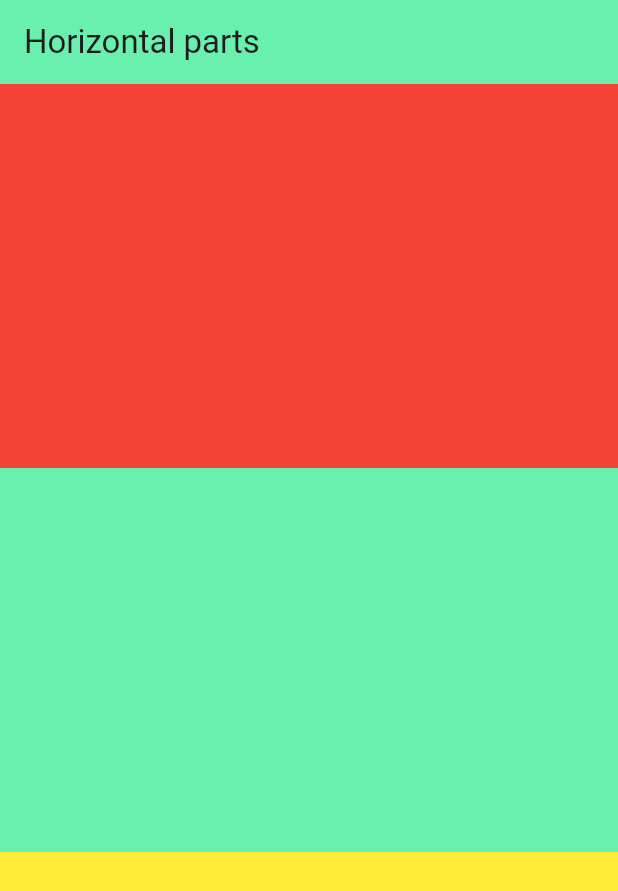
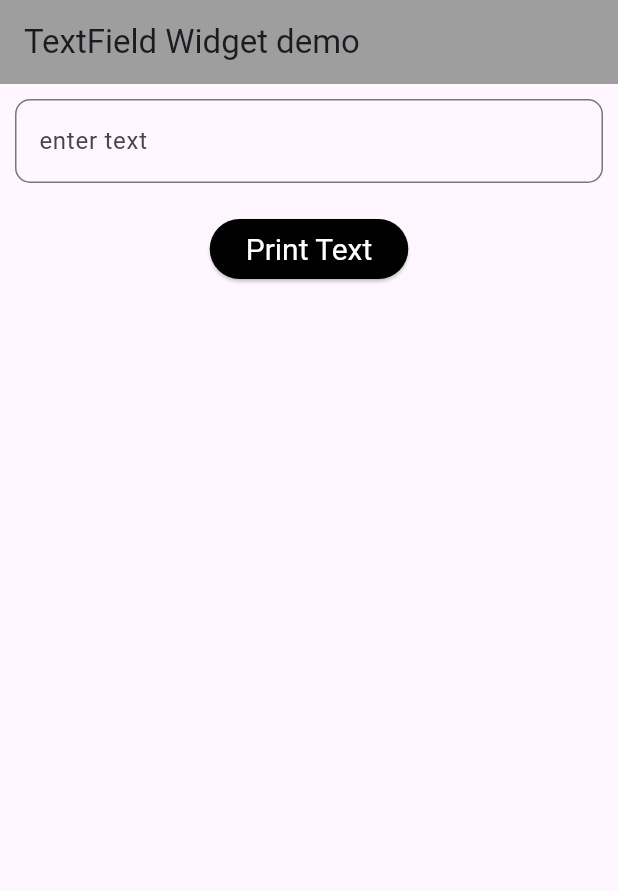
Before and after one commit to Vaghelanakul/Diploma-5_Lab-Solution, a Flutter app: the screen it shows after launch, on a phone screen of 412 x 824 dp. Shown: the top 891 px of the screen. Run offline on Flutter 3.47's test engine with Material 3 defaults, Android fonts, the phone set to English and light mode, and no system bars.

Commit message:
Lab 5 Practical 1,2

```diff
--- /dev/null
+++ b/lib/Lab5/Practical2.dart
@@ -0,0 +1,52 @@
+// 2. W.A.P. to use TextField and print the input value into the terminal using the
+// controller. (A)
+
+import "package:flutter/gestures.dart";
+import "package:flutter/material.dart";
+class TextFieldDemo extends StatelessWidget {
+
+  TextEditingController controller = TextEditingController();
+
+  @override
+  Widget build(BuildContext context) {
+    return Scaffold(
+      appBar: AppBar(
+        title: Text("TextField Widget demo"),
+        backgroundColor: Colors.grey,
+      ),
+      body:Padding(
+        padding: EdgeInsets.all(10),
+        child: Column(
+          children: [
+            TextField(
+              controller: controller,
+              decoration: InputDecoration(
+                hintText: "Enter text",
+                hintStyle: TextStyle(color: Colors.blueAccent,fontSize: 15),
+                labelText: "enter text",
+                border: OutlineInputBorder(
+                  borderRadius: BorderRadius.circular(10),
+                ),
+              ),
+            ),
+            SizedBox(
+              height: 20,
+            ),
+            ElevatedButton(
+                style: ButtonStyle(
+                    backgroundColor: WidgetStatePropertyAll(Colors.black),
+                    foregroundColor: WidgetStatePropertyAll(Colors.white),
+                    textStyle: WidgetStatePropertyAll(TextStyle(fontSize: 20))
+
+
+                ),
+                onPressed: (){
+                  print("Entered text is:${controller.text}");
+                }, child: Text("Print Text",))
+          ],
+        ),
+      ),
+
+    );
+  }
+}
--- a/lib/main.dart
+++ b/lib/main.dart
@@ -1,6 +1,11 @@
 import 'package:flutter/material.dart';
 
 import 'Lab4/Practical2.dart';
+import 'Lab4/Practical3.dart';
+import 'Lab4/Practical4.dart';
+import 'Lab4/Practical5.dart';
+import 'Lab5/Practical1.dart';
+import 'Lab5/Practical2.dart';
 
 void main(){
   runApp(const MyApp());
@@ -11,7 +16,7 @@ class MyApp extends StatelessWidget {
   @override
   Widget build(BuildContext context) {
     return MaterialApp(
-      home: HorizontalParts(),
+      home: TextFieldDemo(),
     );
   }
 }
```
Also changed, not shown: lib/Lab5/Practical1.dart (added, +31 -0 lines).
